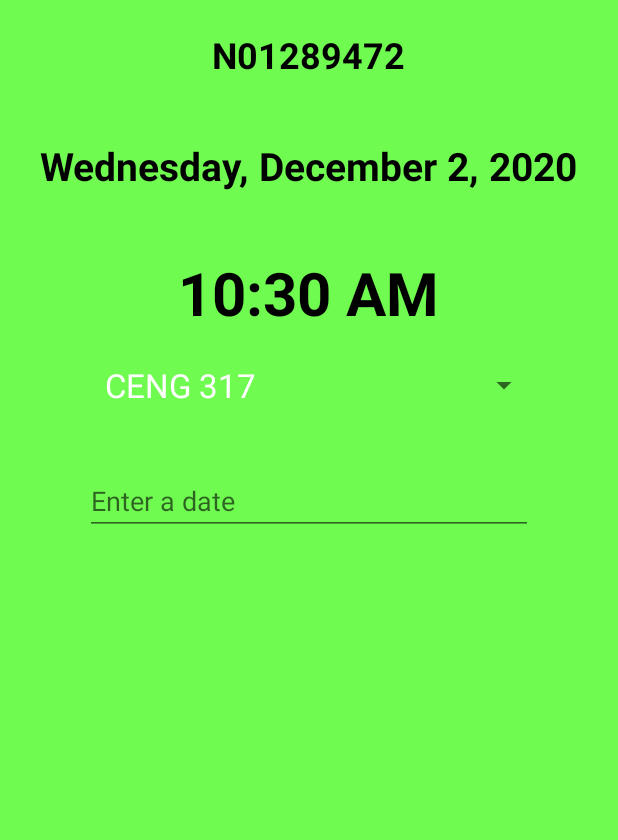
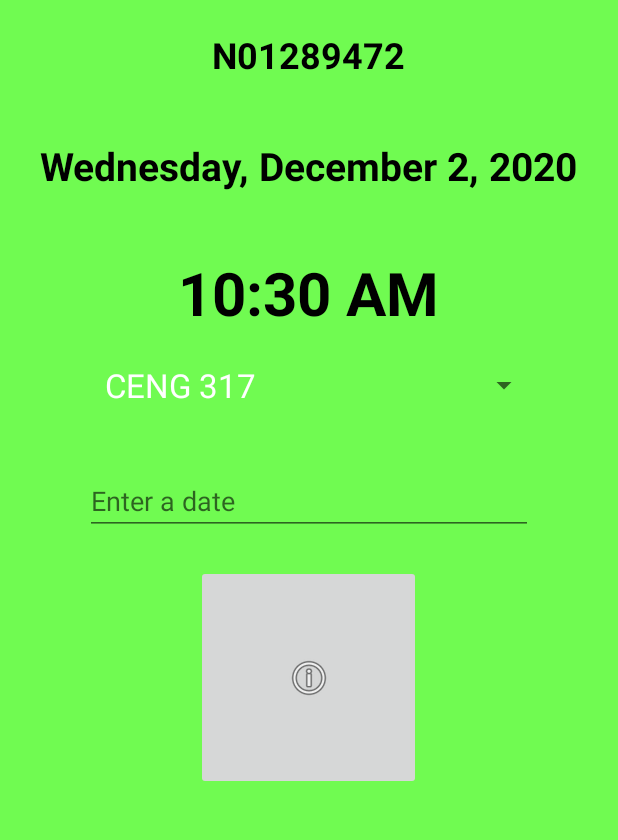
Before and after one commit to RajkumarPatel28/RajkumarPatelAssign3, an Android app: the screen it shows after launch (RajkumarActivity), on a phone screen of 412 x 824 dp, the part 193-1033 px from its top. Run offline under Robolectric (Android 15) with nearby library versions, the phone set to English and light mode, and no system bars; our stand-ins replace navigation-ui.

Commit message:
RaHome Activity
- Fixed bug for date picker causing app to crash
- Added Image button

```diff
--- a/rajkumarlab3/src/main/java/rajkumar/patel/n01289472/ui/home/RaHome.java
+++ b/rajkumarlab3/src/main/java/rajkumar/patel/n01289472/ui/home/RaHome.java
@@ -1,33 +1,46 @@
 package rajkumar.patel.n01289472.ui.home;
 
+import android.app.AlertDialog;
+import android.app.DatePickerDialog;
+import android.content.DialogInterface;
+import android.graphics.Color;
+import android.graphics.drawable.ColorDrawable;
+import android.os.Build;
 import android.os.Bundle;
 import android.view.LayoutInflater;
 import android.view.View;
 import android.view.ViewGroup;
+import android.widget.AdapterView;
 import android.widget.ArrayAdapter;
+import android.widget.DatePicker;
 import android.widget.EditText;
+import android.widget.ImageButton;
 import android.widget.Spinner;
 import android.widget.TextView;
 
-import androidx.fragment.app.DialogFragment;
+import androidx.annotation.RequiresApi;
 import androidx.fragment.app.Fragment;
 
 import java.text.DateFormat;
 import java.util.Calendar;
 
-import rajkumar.patel.n01289472.DatePick;
 import rajkumar.patel.n01289472.R;
 
 //Name: Rajkumar Patel
 //Student ID: N01289472
 //Section: RNA
 
-public class RaHome extends Fragment {
+public class RaHome extends Fragment implements AdapterView.OnItemSelectedListener {
 
     Spinner rajSp;
     TextView rajDate;
     String[] coursesList;
     EditText rajDateEt;
+    ImageButton rajImageBtn;
+
+    private DatePickerDialog.OnDateSetListener DateSet;
+    private String Course;
+    private String Date;
 
     @Override
     public View onCreateView(LayoutInflater inflater, ViewGroup container, Bundle savedInstanceState) {
@@ -40,21 +53,69 @@ public class RaHome extends Fragment {
 
         coursesList = getResources().getStringArray(R.array.course_list);
 
-        rajDateEt = view.findViewById(R.id.rajDateEt);
-        rajDateEt.setOnClickListener(new View.OnClickListener() {
-            @Override
-            public void onClick(View v) {
-                DialogFragment fragment = new DatePick();
-                fragment.show(getActivity().getSupportFragmentManager(), null);
-            }
-        });
-
         rajSp = view.findViewById(R.id.rajSp);
-        ArrayAdapter<String> adapter = new ArrayAdapter<>(getContext(),android.R.layout.browser_link_context_header, getResources().getStringArray(R.array.course_list));
+        ArrayAdapter<String> adapter = new ArrayAdapter<>(getContext(), android.R.layout.browser_link_context_header, getResources().getStringArray(R.array.course_list));
 
         adapter.setDropDownViewResource(android.R.layout.simple_spinner_dropdown_item);
         rajSp.setAdapter(adapter);
 
+        rajDateEt = view.findViewById(R.id.rajDateEt);
+        rajDateEt.setOnClickListener(new View.OnClickListener() {
+
+            @RequiresApi(api = Build.VERSION_CODES.N)
+            @Override
+            public void onClick(View view) {
+                Calendar cal = Calendar.getInstance();
+                int year = cal.get(Calendar.YEAR);
+                int month = cal.get(Calendar.MONTH);
+                int day = cal.get(Calendar.DAY_OF_MONTH);
+
+                DatePickerDialog dialog = new DatePickerDialog(getContext(),
+                        android.R.style.Theme_Holo_Light_Dialog_MinWidth, DateSet, year, month, day);
+                dialog.getWindow().setBackgroundDrawable(new ColorDrawable(Color.TRANSPARENT));
+                dialog.show();
+            }
+        });
+
+        DateSet = new DatePickerDialog.OnDateSetListener() {
+            @Override
+            public void onDateSet(DatePicker datePicker, int year, int month, int day) {
+                month = month + 1;
+                Date = month + "|" + day + "|" + year;
+                rajDateEt.setText(Date);
+            }
+        };
+
+        rajImageBtn = view.findViewById(R.id.rajImageBtn);
+        rajImageBtn.setOnClickListener(new View.OnClickListener() {
+            @Override
+            public void onClick(View v) {
+                AlertDialog.Builder builder = new AlertDialog.Builder(getContext());
+                String message = getString(R.string.course_selected) + Course + getString(R.string.date_selected) + Date;
+                builder.setMessage(message);
+                builder.setCancelable(true);
+
+                builder.setPositiveButton(R.string.dialog_messageok, new DialogInterface.OnClickListener() {
+                    @Override
+                    public void onClick(DialogInterface dialog, int which) {
+                        return;
+                    }
+                });
+                AlertDialog alertDialog = builder.create();
+                alertDialog.show();
+            }
+        });
+
         return view;
     }
+
+    @Override
+    public void onItemSelected(AdapterView<?> parent, View view, int position, long id) {
+        Course = parent.getItemAtPosition(position).toString();
+    }
+
+    @Override
+    public void onNothingSelected(AdapterView<?> parent) {
+
+    }
 }
--- a/rajkumarlab3/src/main/res/layout/ra_home.xml
+++ b/rajkumarlab3/src/main/res/layout/ra_home.xml
@@ -15,7 +15,7 @@
         android:layout_gravity="center"
         android:layout_marginTop="40dip"
         style="@style/TextStyle"
-        android:text="Rajkumar Patel" />
+        android:text="@string/fullname_tv" />
 
     <TextView
         android:id="@+id/rajStudentIdTv"
@@ -24,7 +24,7 @@
         android:layout_gravity="center"
         android:layout_marginTop="20dip"
         style="@style/TextStyle"
-        android:text="N01289472" />
+        android:text="@string/studentid_tv" />
 
     <TextView
         android:id="@+id/rajDate"
@@ -65,4 +65,12 @@
         android:inputType="date"
         android:textColor="@color/black" />
 
+    <ImageButton
+        android:id="@+id/rajImageBtn"
+        android:layout_width="150dip"
+        android:layout_height="150dip"
+        android:layout_marginTop="20dip"
+        android:layout_gravity="center"
+        android:src="@android:drawable/ic_menu_info_details"/>
+
 </LinearLayout>
--- a/rajkumarlab3/src/main/res/values/strings.xml
+++ b/rajkumarlab3/src/main/res/values/strings.xml
@@ -15,6 +15,11 @@
     <string name="overflow_item">Help</string>
     <string name="navigation_drawertitle">Navigation Drawer</string>
     <string name="ra_home_ethint">Enter a date</string>
+    <string name="fullname_tv">Rajkumar Patel</string>
+    <string name="studentid_tv">N01289472</string>
+    <string name="course_selected">Course Selected</string>
+    <string name="date_selected">Date Selected</string>
+    <string name="dialog_messageok">Ok</string>
 
     <string-array name="course_list">
         <item>CENG 317</item>
```
